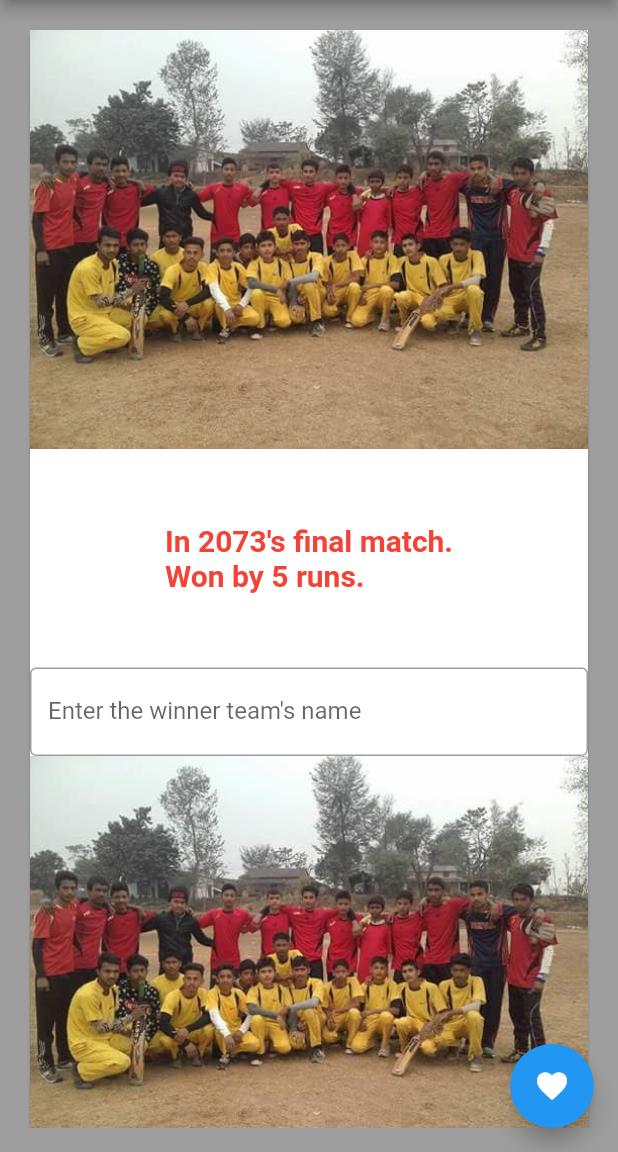
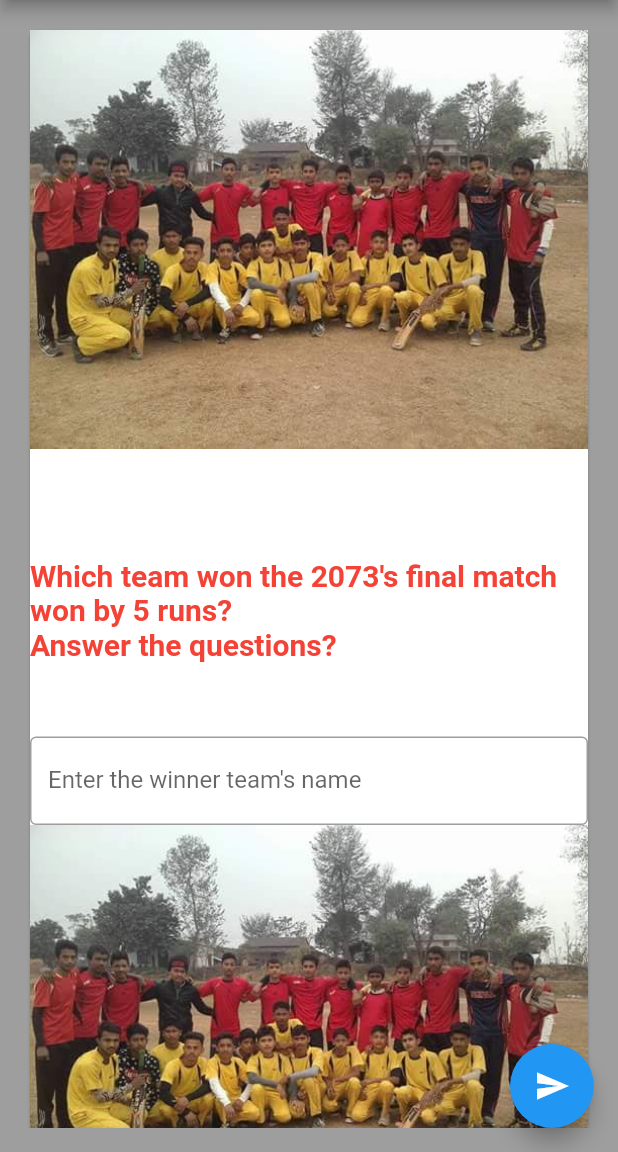
Before and after one commit to imksav/flutter_chapter1, a Flutter app: the screen it shows after launch, on a phone screen of 412 x 824 dp, the part 84-1236 px from its top. Run offline on Flutter 3.47's test engine with Material 2 defaults, Android fonts, the light colour scheme and no system bars.

Commit message:
Completed chapter5 and with Stateful text Changing

```diff
--- a/lib/main.dart
+++ b/lib/main.dart
@@ -9,7 +9,15 @@ void main() {
   );
 }
 
-class HomePage extends StatelessWidget {
+class HomePage extends StatefulWidget {
+  @override
+  _HomePageState createState() => _HomePageState();
+}
+
+class _HomePageState extends State<HomePage> {
+  var myAnswer = 'Answer the questions?';
+  TextEditingController _nameController = TextEditingController();
+
   @override
   Widget build(BuildContext context) {
     return Scaffold(
@@ -32,7 +40,7 @@ class HomePage extends StatelessWidget {
                     height: 50,
                   ),
                   Text(
-                    "In 2073's final match.\nWon by 5 runs.",
+                    "\nWhich team won the 2073's final match won by 5 runs?\n$myAnswer",
                     style: TextStyle(
                       fontSize: 20.0,
                       fontWeight: FontWeight.bold,
@@ -43,6 +51,7 @@ class HomePage extends StatelessWidget {
                     height: 50,
                   ),
                   TextField(
+                    controller: _nameController,
                     decoration: InputDecoration(
                       hintText: "Enter the winner team's name",
                       labelText: "Enter the winner team's name",
@@ -51,6 +60,28 @@ class HomePage extends StatelessWidget {
                   ),
                   Image.asset(
                     "assets/pebs.jpg",
+                  ),
+                  SizedBox(
+                    height: 50,
+                  ),
+                  Text(
+                    "\nWhich team won the 2074's final match won by 4 wickets?\n$myAnswer",
+                    style: TextStyle(
+                      fontSize: 20.0,
+                      fontWeight: FontWeight.bold,
+                      color: Colors.red,
+                    ),
+                  ),
+                  SizedBox(
+                    height: 50,
+                  ),
+                  TextField(
+                    controller: _nameController,
+                    decoration: InputDecoration(
+                      hintText: "Enter the winner team's name",
+                      labelText: "Enter the winner team's name",
+                      border: OutlineInputBorder(),
+                    ),
                   ),
                 ],
               ),
@@ -101,8 +132,11 @@ class HomePage extends StatelessWidget {
         ),
       ),
       floatingActionButton: FloatingActionButton(
-        onPressed: () {},
-        child: Icon(Icons.favorite),
+        onPressed: () {
+          myAnswer = _nameController.text;
+          setState(() {});
+        },
+        child: Icon(Icons.send),
       ),
     );
   }
```
